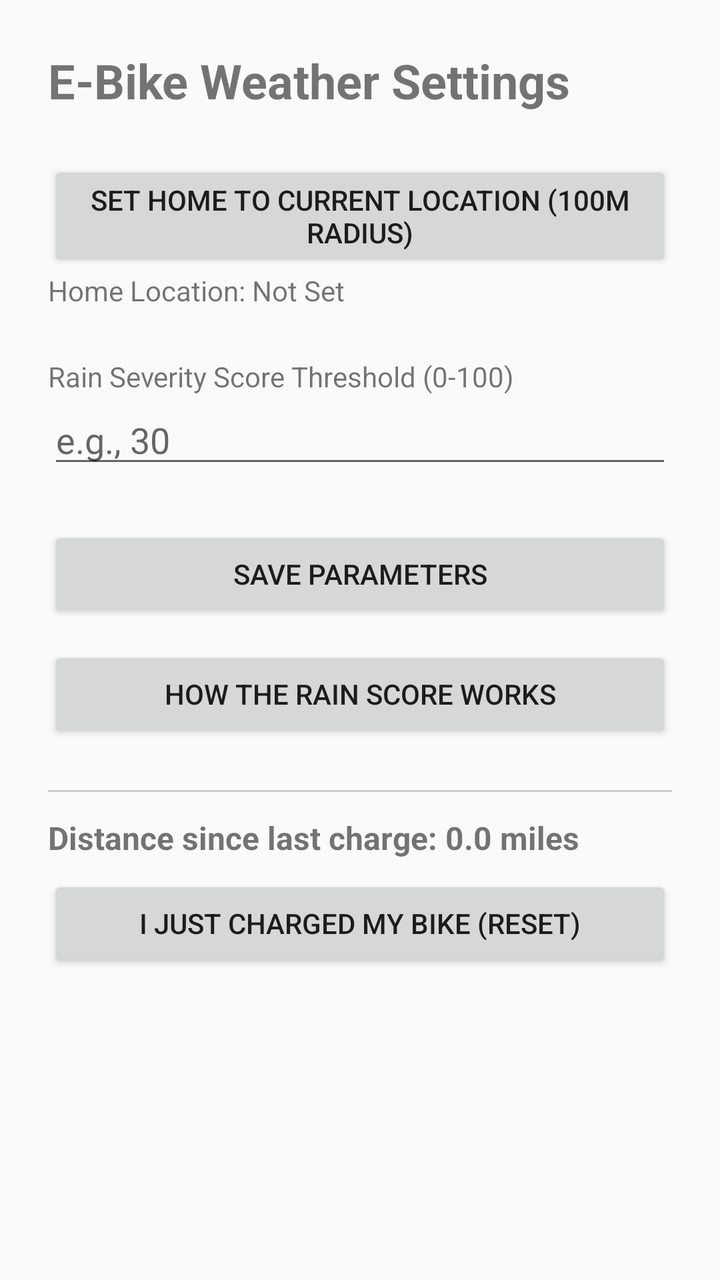
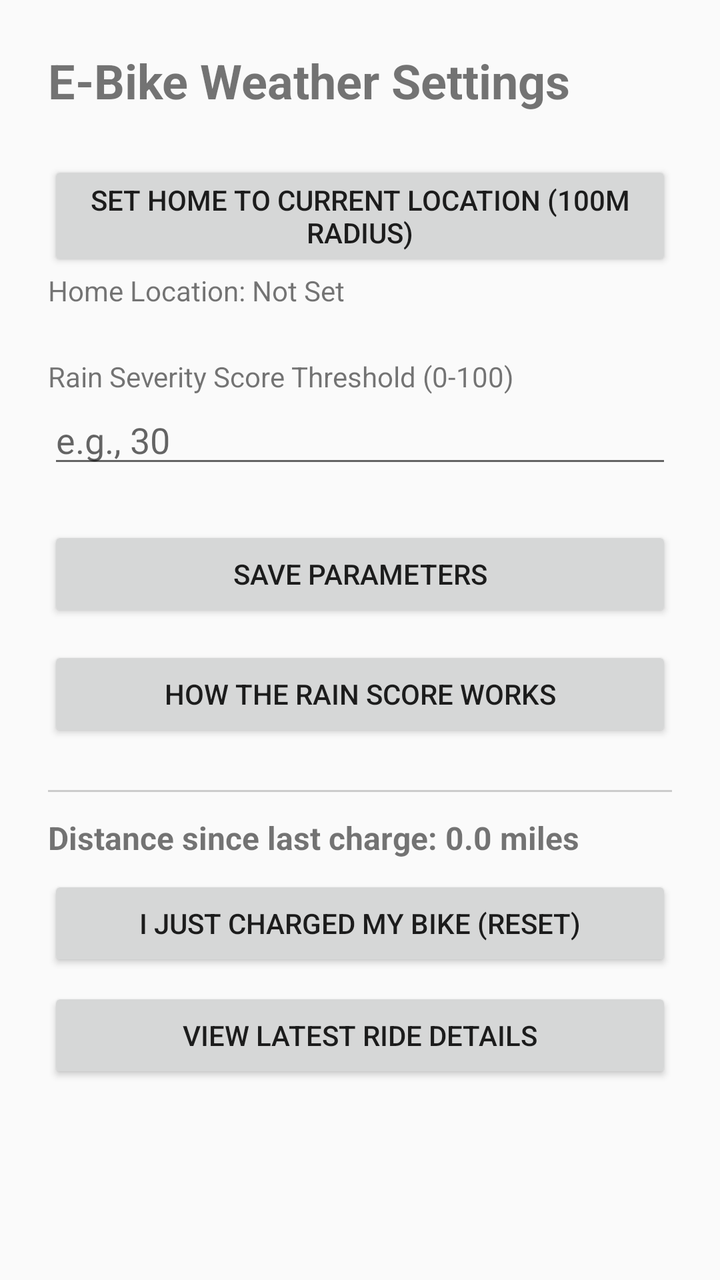

Before-and-after screenshots of an Android layout around one commit, followed by the original layout XML and the change that was made.
<!-- AndroidManifest.xml: application theme Theme.AppCompat.DayNight -->
<!-- res/layout/activity_main.xml -->
<?xml version="1.0" encoding="utf-8"?>
<LinearLayout xmlns:android="http://schemas.android.com/apk/res/android"
    android:layout_width="match_parent"
    android:layout_height="match_parent"
    android:orientation="vertical"
    android:fitsSystemWindows="true"
    android:padding="24dp">

    <TextView
        android:layout_width="wrap_content"
        android:layout_height="wrap_content"
        android:text="E-Bike Weather Settings"
        android:textSize="24sp"
        android:textStyle="bold"
        android:layout_marginBottom="24dp"/>

    <Button
        android:id="@+id/btnSetHome"
        android:layout_width="match_parent"
        android:layout_height="wrap_content"
        android:text="Set Home to Current Location (100m Radius)" />

    <TextView
        android:id="@+id/tvCurrentLocation"
        android:layout_width="match_parent"
        android:layout_height="wrap_content"
        android:text="Home Location: Not Set"
        android:layout_marginBottom="24dp"/>

    <TextView
        android:layout_width="wrap_content"
        android:layout_height="wrap_content"
        android:text="Rain Severity Score Threshold (0-100)" />

    <EditText
        android:id="@+id/etPrecipProb"
        android:layout_width="match_parent"
        android:layout_height="wrap_content"
        android:inputType="number"
        android:hint="e.g., 30" />

    <Button
        android:id="@+id/btnSaveSettings"
        android:layout_width="match_parent"
        android:layout_height="wrap_content"
        android:layout_marginTop="24dp"
        android:text="Save Parameters" />

    <Button
        android:id="@+id/btnRainScoreExplanation"
        android:layout_width="match_parent"
        android:layout_height="wrap_content"
        android:layout_marginTop="12dp"
        android:text="How the Rain Score Works" />

    <View
        android:layout_width="match_parent"
        android:layout_height="1dp"
        android:background="#CCCCCC"
        android:layout_marginTop="24dp"
        android:layout_marginBottom="12dp"/>

    <TextView
        android:id="@+id/tvOdometer"
        android:layout_width="match_parent"
        android:layout_height="wrap_content"
        android:text="Distance since last charge: 0.0 miles"
        android:textSize="16sp"
        android:textStyle="bold" />

    <Button
        android:id="@+id/btnResetOdometer"
        android:layout_width="match_parent"
        android:layout_height="wrap_content"
        android:layout_marginTop="8dp"
        android:text="I Just Charged My Bike (Reset)" />

</LinearLayout>
<!-- resources referenced by this layout -->
<resources>

</resources>

<!-- the commit's change to res/layout/activity_main.xml (unified diff, before → after) -->
@@ -75,4 +75,11 @@
         android:layout_marginTop="8dp"
         android:text="I Just Charged My Bike (Reset)" />
 
+    <Button
+        android:id="@+id/btnViewRide"
+        android:layout_width="match_parent"
+        android:layout_height="wrap_content"
+        android:layout_marginTop="8dp"
+        android:text="View Latest Ride Details" />
+
 </LinearLayout>
